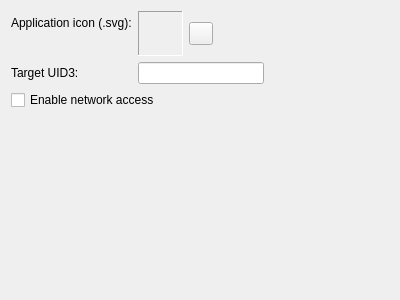
The window that src/plugins/qt4projectmanager/wizards/mobileappwizardsymbianoptionspage.ui (qt-creator/qt-creator) describes before a commit, drawn with Qt 5.
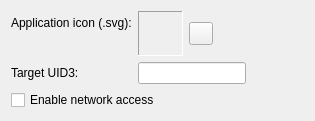
The same window after the commit.

What changed in the file:
```diff
--- a/src/plugins/qt4projectmanager/wizards/mobileappwizardsymbianoptionspage.ui
+++ b/src/plugins/qt4projectmanager/wizards/mobileappwizardsymbianoptionspage.ui
@@ -6,8 +6,8 @@
    <rect>
     <x>0</x>
     <y>0</y>
-    <width>400</width>
-    <height>300</height>
+    <width>315</width>
+    <height>116</height>
    </rect>
   </property>
   <property name="windowTitle">
```
